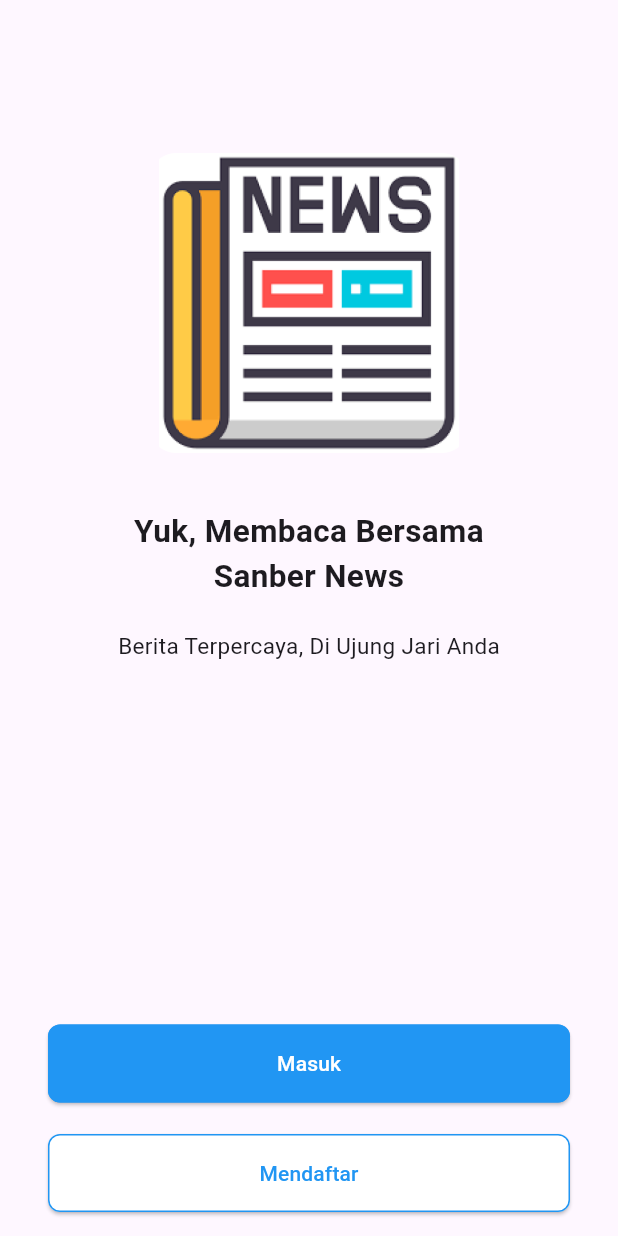
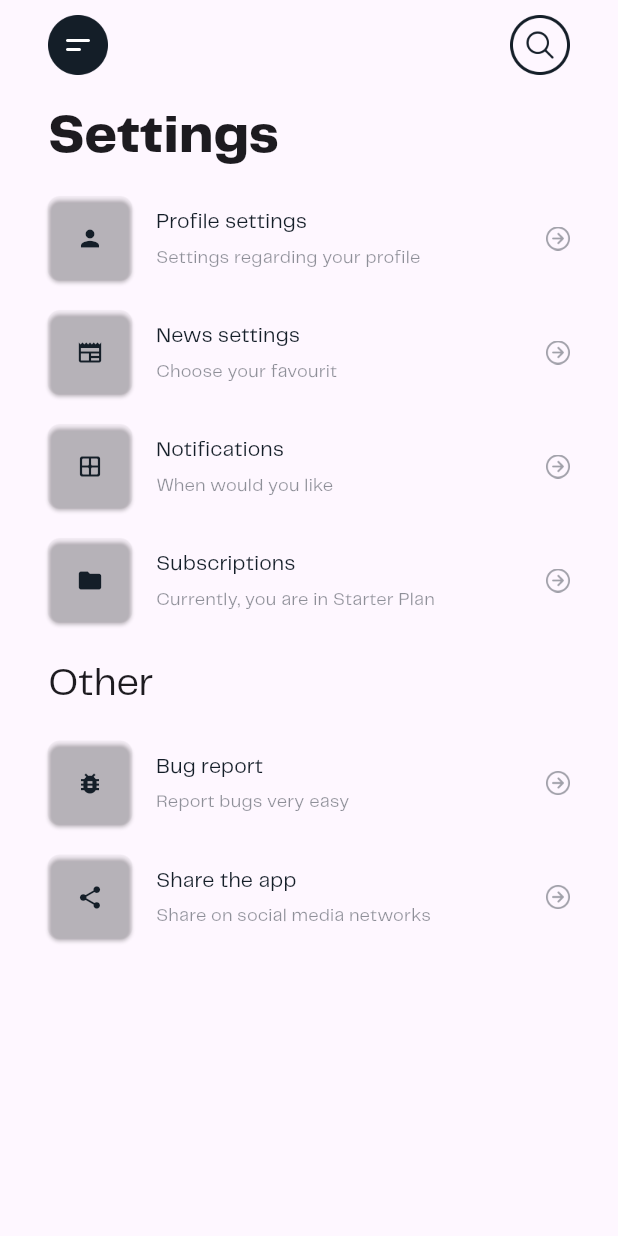
Before and after one commit to 016apih/sb-flutter-batch-60, a Flutter app: the screen it shows after launch, on a phone screen of 412 x 824 dp. Run offline on Flutter 3.47's test engine with Material 3 defaults, Android fonts, the light colour scheme and no system bars; our stand-ins replace google_fonts; Roboto replaces fonts that are missing (Arimo).

Commit message:
quiz-2-slicing

```diff
--- a/tugas_7_flutter_intro/lib/main.dart
+++ b/tugas_7_flutter_intro/lib/main.dart
@@ -24,7 +24,7 @@ class MyApp extends StatelessWidget {
         useMaterial3: true,
       ),
       // home: const MyHomePage(title: 'Tugas - 7 Counter Apps'),
-      initialRoute: "/tugas8",
+      initialRoute: "/quiz2",
       routes: {
         "/home": (context) => HomePageNew(),
         "/tugas7": (context) => const MyHomePage(title: 'Tugas - 7 Counter Apps'),
--- /dev/null
+++ b/tugas_7_flutter_intro/lib/quiz-2/model/settings.dart
@@ -0,0 +1,42 @@
+import 'package:flutter/material.dart';
+
+class SettingsModel {
+  IconData icon;
+  String title;
+  String desc;
+
+  SettingsModel({required this.icon, required this.title, required this.desc});
+}
+
+List <SettingsModel> settingData = [
+  SettingsModel(
+    icon: Icons.person,
+    title: "Profile settings",
+    desc: "Settings regarding your profile"
+  ),
+  SettingsModel(
+    icon: Icons.newspaper,
+    title: 'News settings',
+    desc: 'Choose your favourit'
+  ),
+  SettingsModel(
+    icon: Icons.border_all_rounded,
+    title: 'Notifications',
+    desc: 'When would you like'
+  ),
+  SettingsModel(
+    icon: Icons.folder,
+    title: 'Subscriptions',
+    desc: 'Currently, you are in Starter Plan'
+  ),
+  SettingsModel(
+    icon: Icons.bug_report,
+    title: 'Bug report',
+    desc: 'Report bugs very easy'
+  ),
+  SettingsModel(
+    icon: Icons.share,
+    title: 'Share the app',
+    desc: 'Share on social media networks'
+  ),
+];
--- /dev/null
+++ b/tugas_7_flutter_intro/lib/quiz-2/settings.dart
@@ -0,0 +1,143 @@
+import 'package:flutter/material.dart';
+import 'package:tugas_7_flutter_intro/quiz-2/model/settings.dart';
+import 'package:tugas_7_flutter_intro/theme/app_asset.dart';
+import 'package:tugas_7_flutter_intro/theme/app_color.dart';
+
+class Settings extends StatelessWidget {
+  const Settings({
+    super.key,
+  });
+
+  @override
+  Widget build(BuildContext context) {
+    return Scaffold(
+      body: SafeArea(
+        child: Padding(
+          padding: const EdgeInsets.symmetric(vertical: 10, horizontal: 32),
+          child: Column(
+            crossAxisAlignment: CrossAxisAlignment.start,
+            children: [
+              Row(
+                crossAxisAlignment: CrossAxisAlignment.center,
+                mainAxisAlignment: MainAxisAlignment.spaceBetween,
+                children: [
+                  Container(
+                    width: 40,
+                    height: 40,
+                    decoration: const BoxDecoration(
+                      image: DecorationImage(
+                        image: AssetImage(AppAsset.icMenu)
+                      ),
+                    ),
+                  ),
+                  Container(
+                    width: 40,
+                    height: 40,
+                    decoration: const BoxDecoration(
+                      image: DecorationImage(
+                        image: AssetImage(AppAsset.icSearch)
+                      ),
+                    ),
+                  ),
+                ],
+              ),
+              const SizedBox(height: 15),
+              const Text(
+                'Settings',
+                style: TextStyle(
+                  fontFamily: 'Telegraf',
+                  fontSize: 36,
+                  fontWeight: FontWeight.w900
+                )
+              ),
+              const SizedBox(height: 15),
+              Expanded(
+                child: ListView.separated(
+                  itemCount: settingData.length,
+                  separatorBuilder: (context, index) {
+                    if(index == 3){
+                      return const Column(
+                        crossAxisAlignment: CrossAxisAlignment.start,
+                        children: [
+                          SizedBox(height: 22),
+                          Text(
+                            'Other',
+                            style: TextStyle(
+                              fontFamily: 'Telegraf',
+                              fontSize: 26,
+                            )
+                          ),
+                          SizedBox(height: 20),
+                        ],
+                      );
+                    } else {
+                      return const SizedBox(height: 20);
+                    }
+                  },
+                  itemBuilder: (context, index) {
+                    return Row(
+                      children: [
+                        SizedBox(
+                          height: 56,
+                          width: 56,
+                          child: ElevatedButton(
+                            onPressed: (){},
+                            style: ElevatedButton.styleFrom(
+                              padding: const EdgeInsets.all(0),
+                              backgroundColor: const Color.fromRGBO(20, 30, 40, 0.01),
+                              foregroundColor: blackSecondary,
+                              shape: const RoundedRectangleBorder(
+                                borderRadius: BorderRadius.all(Radius.circular(8))
+                              ),
+                            ),
+                            child: Icon(
+                              settingData[index].icon,
+                              color: blackSecondary,
+                            )
+                          ),
+                        ),
+                        const SizedBox(width: 16),
+                        Column(
+                          crossAxisAlignment: CrossAxisAlignment.start,
+                          children: [
+                            Text(
+                              settingData[index].title,
+                              style: const TextStyle(
+                                fontFamily: 'Telegraf',
+                                fontSize: 14,
+                                color: blackSecondary,
+                              )
+                            ),
+                            const SizedBox(height: 5),
+                            Text(
+                              settingData[index].desc,
+                              style: TextStyle(
+                                fontFamily: 'Telegraf',
+                                fontSize: 12,
+                                color: blackSecondary.withOpacity(0.48)
+                              )
+                            )
+                          ],
+                        ),
+                        const Spacer(),
+                        Container(
+                          width: 16,
+                          height: 16,
+                          decoration: const BoxDecoration(
+                            image: DecorationImage(
+                              image: AssetImage(AppAsset.icArrow)
+                            ),
+                          ),
+                        ),
+                      ],
+                    );
+                  }
+                ),
+              )
+            ]
+          ),
+        )
+      )
+    );
+  }
+}
--- a/tugas_7_flutter_intro/lib/theme/app_asset.dart
+++ b/tugas_7_flutter_intro/lib/theme/app_asset.dart
@@ -14,4 +14,6 @@ class AppAsset {
   static const icChat = '$baseIcon/chatbubble-ellipses-outline.png';
   static const icMenu = '$baseIcon/menu.png';
   static const icAvatar = '$baseIcon/avatar.png';
+  static const icSearch = '$baseIcon/search.png';
+
 }
--- a/tugas_7_flutter_intro/lib/theme/app_color.dart
+++ b/tugas_7_flutter_intro/lib/theme/app_color.dart
@@ -3,3 +3,4 @@ import 'package:flutter/material.dart';
 const Color blueColor = Color(0xff3498DB);
 const Color blackColor = Color(0xFF111E29);
 const Color whiteColor = Color(0xFFFFFFFF);
+const Color blackSecondary = Color(0xFF141E28);
```
Also changed, not shown: tugas_7_flutter_intro/pubspec.yaml (+6 -13 lines), tugas_7_flutter_intro/assets/fonts/Telegraf UltraBold 800.otf (added), tugas_7_flutter_intro/assets/fonts/Telegraf UltraLight 200.otf (added), tugas_7_flutter_intro/assets/fonts/TelegrafRegular_272984568a25d8528fe2de8b20b29011.otf (added), tugas_7_flutter_intro/assets/icons/search.png (added).
